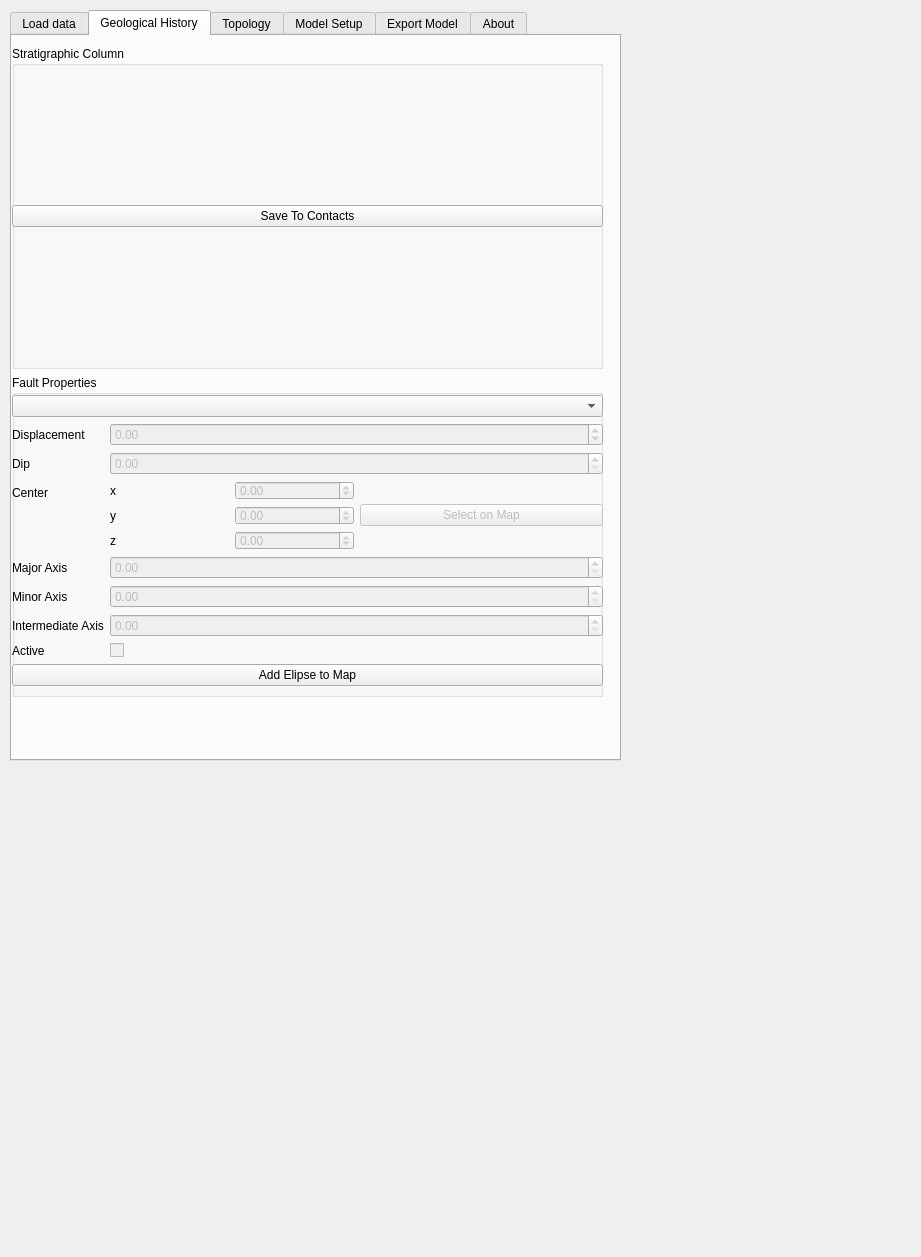
lachlangrose/plugin_loopstructural, file loopstructural/gui/modelling/modelling_widget.ui: the form before one commit.
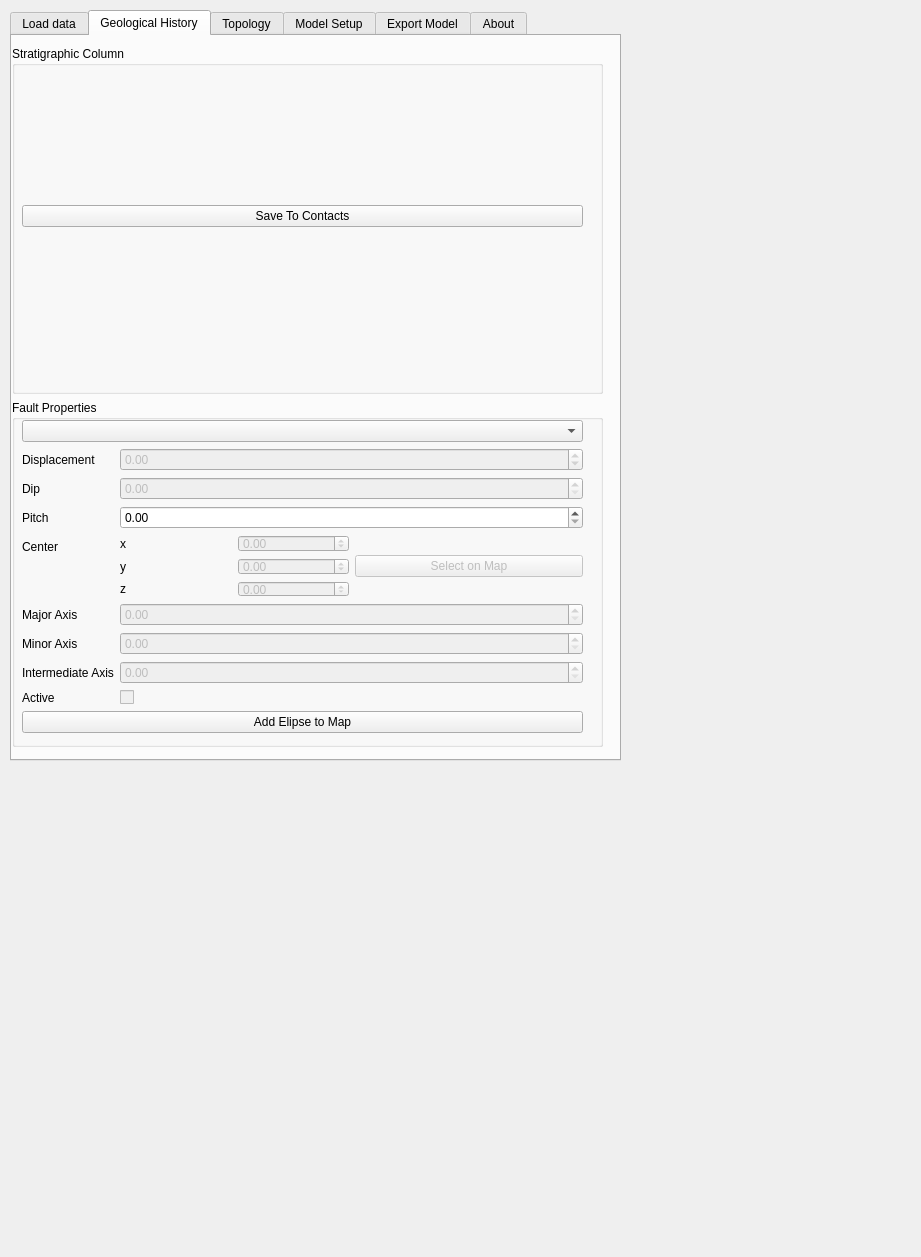
The form after the commit. The open tabs and pages were chosen to show the change. Custom widgets are drawn as their Qt base class.

Commit message: update for erode contacts and numeric value filter

```diff
--- a/loopstructural/gui/modelling/modelling_widget.ui
+++ b/loopstructural/gui/modelling/modelling_widget.ui
@@ -388,7 +388,7 @@
        <x>0</x>
        <y>10</y>
        <width>591</width>
-       <height>651</height>
+       <height>701</height>
       </rect>
      </property>
      <layout class="QVBoxLayout" name="verticalLayout">
@@ -402,9 +402,9 @@
           <widget class="QWidget" name="verticalLayoutWidget_3">
            <property name="geometry">
             <rect>
-             <x>0</x>
+             <x>10</x>
              <y>30</y>
-             <width>591</width>
+             <width>561</width>
              <height>281</height>
             </rect>
            </property>
@@ -442,10 +442,10 @@
           <widget class="QWidget" name="verticalLayoutWidget_12">
            <property name="geometry">
             <rect>
-             <x>0</x>
+             <x>10</x>
              <y>20</y>
-             <width>591</width>
-             <height>291</height>
+             <width>561</width>
+             <height>313</height>
             </rect>
            </property>
            <layout class="QVBoxLayout" name="verticalLayout_15">
@@ -494,14 +494,14 @@
                 </property>
                </widget>
               </item>
-              <item row="2" column="0">
+              <item row="3" column="0">
                <widget class="QLabel" name="label_18">
                 <property name="text">
                  <string>Center</string>
                 </property>
                </widget>
               </item>
-              <item row="2" column="1">
+              <item row="3" column="1">
                <layout class="QGridLayout" name="gridLayout">
                 <item row="0" column="0">
                  <layout class="QHBoxLayout" name="horizontalLayout_2">
@@ -583,14 +583,14 @@
                 </item>
                </layout>
               </item>
-              <item row="3" column="0">
+              <item row="4" column="0">
                <widget class="QLabel" name="label_20">
                 <property name="text">
                  <string>Major Axis</string>
                 </property>
                </widget>
               </item>
-              <item row="3" column="1">
+              <item row="4" column="1">
                <widget class="QDoubleSpinBox" name="faultMajorAxisLength">
                 <property name="enabled">
                  <bool>false</bool>
@@ -600,14 +600,14 @@
                 </property>
                </widget>
               </item>
-              <item row="4" column="0">
+              <item row="5" column="0">
                <widget class="QLabel" name="label_21">
                 <property name="text">
                  <string>Minor Axis</string>
                 </property>
                </widget>
               </item>
-              <item row="4" column="1">
+              <item row="5" column="1">
                <widget class="QDoubleSpinBox" name="faultMinorAxisLength">
                 <property name="enabled">
                  <bool>false</bool>
@@ -617,14 +617,14 @@
                 </property>
                </widget>
               </item>
-              <item row="5" column="0">
+              <item row="6" column="0">
                <widget class="QLabel" name="label_22">
                 <property name="text">
                  <string>Intermediate Axis</string>
                 </property>
                </widget>
               </item>
-              <item row="5" column="1">
+              <item row="6" column="1">
                <widget class="QDoubleSpinBox" name="faultIntermediateAxisLength">
                 <property name="enabled">
                  <bool>false</bool>
@@ -634,20 +634,30 @@
                 </property>
                </widget>
               </item>
-              <item row="6" column="0">
+              <item row="7" column="0">
                <widget class="QLabel" name="faultActiveLabel">
                 <property name="text">
                  <string>Active</string>
                 </property>
                </widget>
               </item>
-              <item row="6" column="1">
+              <item row="7" column="1">
                <widget class="QCheckBox" name="faultActiveCheckBox">
                 <property name="enabled">
                  <bool>false</bool>
                 </property>
                </widget>
               </item>
+              <item row="2" column="0">
+               <widget class="QLabel" name="label_30">
+                <property name="text">
+                 <string>Pitch</string>
+                </property>
+               </widget>
+              </item>
+              <item row="2" column="1">
+               <widget class="QgsDoubleSpinBox" name="faultPitchValue"/>
+              </item>
              </layout>
             </item>
             <item>
@@ -1266,6 +1276,11 @@
   </widget>
  </widget>
  <customwidgets>
+  <customwidget>
+   <class>QgsDoubleSpinBox</class>
+   <extends>QDoubleSpinBox</extends>
+   <header>qgsdoublespinbox.h</header>
+  </customwidget>
   <customwidget>
    <class>QgsFieldComboBox</class>
    <extends>QComboBox</extends>
```
Left out of the diff: 104 changed lines with no effect on the pictures. The commit also changes 3 other files.
